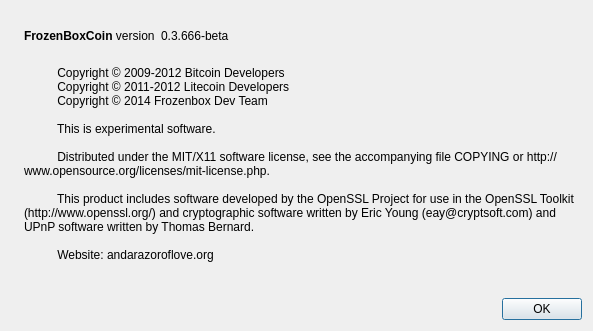
Above: src/qt/forms/aboutdialog.ui from PalinuroSec/FrozenBoxCoin before the change. Below: the same form after it.
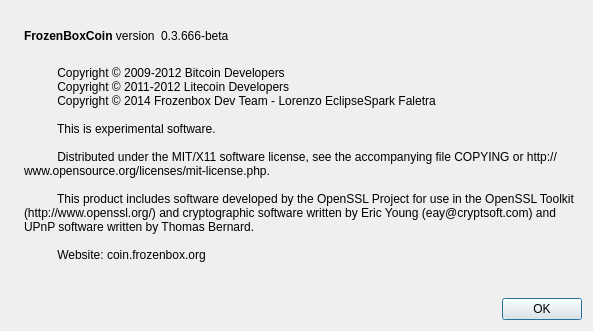
That is the form after the change. Icons and pictures are not drawn.

```diff
--- a/src/qt/forms/aboutdialog.ui
+++ b/src/qt/forms/aboutdialog.ui
@@ -97,7 +97,7 @@
         <string>
           Copyright © 2009-2012 Bitcoin Developers
           Copyright © 2011-2012 Litecoin Developers
-          Copyright © 2014 Frozenbox Dev Team
+          Copyright © 2014 Frozenbox Dev Team - Lorenzo EclipseSpark Faletra
 
           This is experimental software.
 
@@ -105,7 +105,7 @@
 
           This product includes software developed by the OpenSSL Project for use in the OpenSSL Toolkit (http://www.openssl.org/) and cryptographic software written by Eric Young (eay@cryptsoft.com) and UPnP software written by Thomas Bernard.
 
-          Website: andarazoroflove.org
+          Website: coin.frozenbox.org
         </string>
        </property>
        <property name="wordWrap">
```
